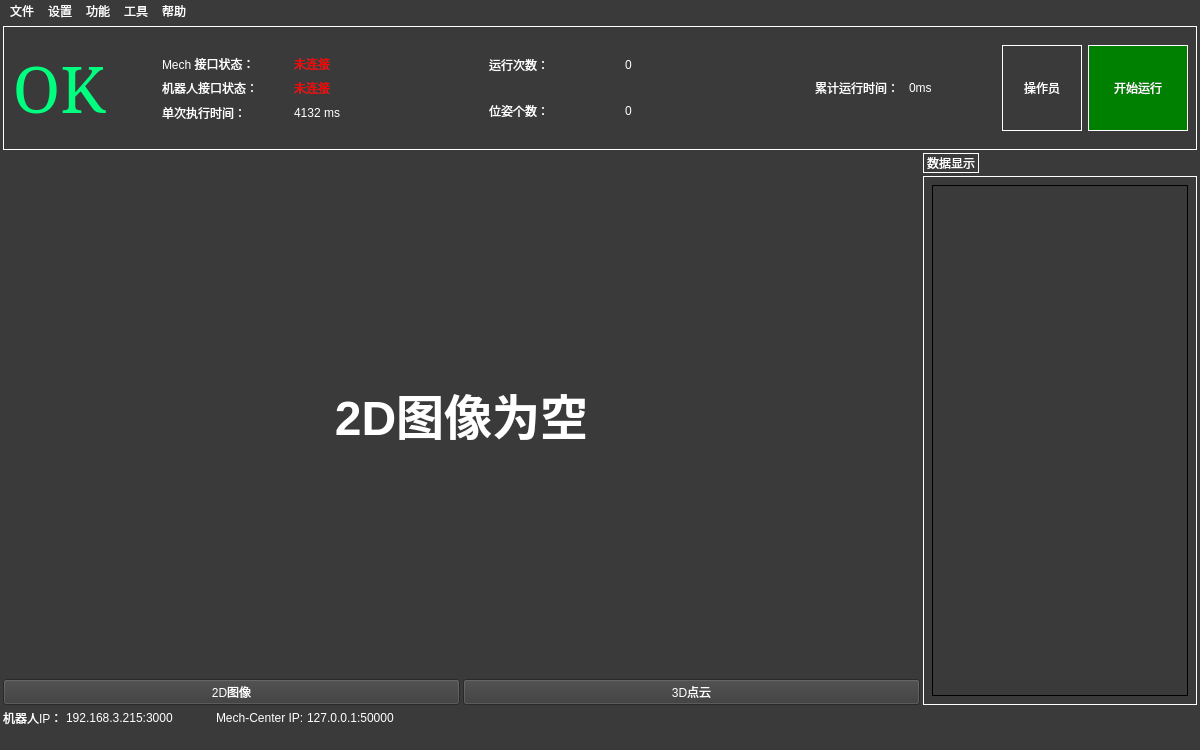
Old version of the form resource/ui/pyqt_generated/UI_MainWindow.ui in the repository Derkai52/LongerGUI.
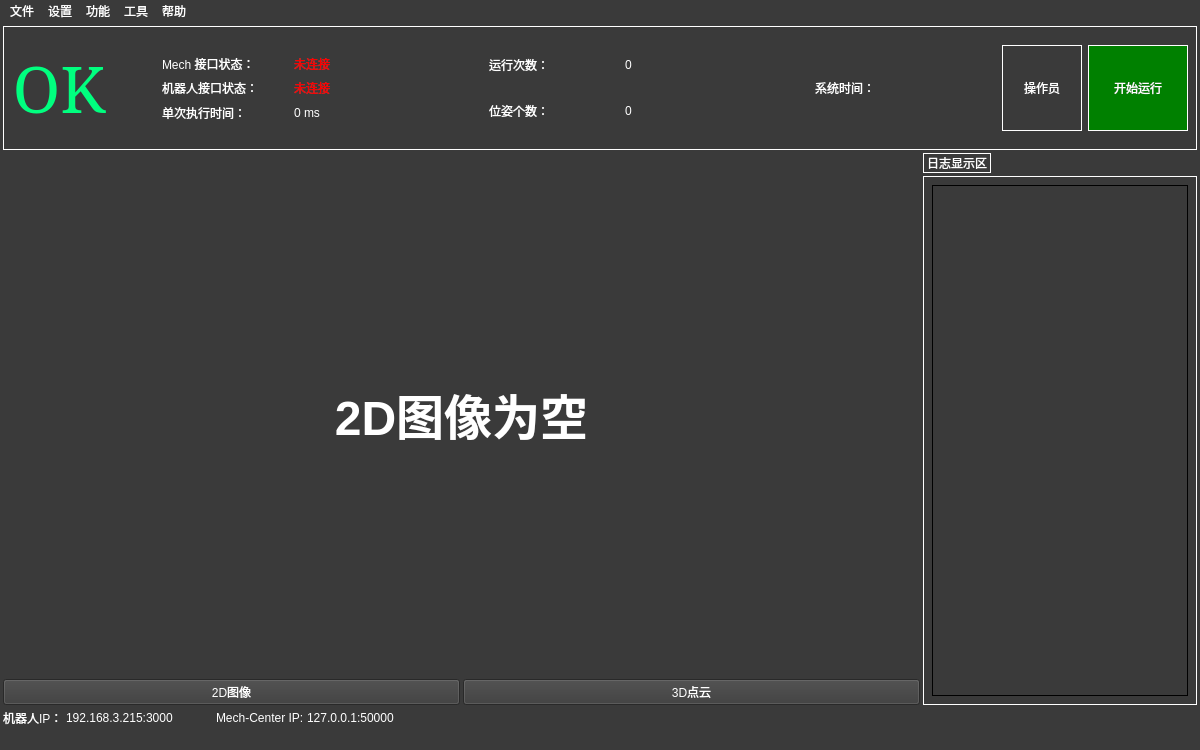
New version of the form.

The edit to the form file:
```diff
--- a/resource/ui/pyqt_generated/UI_MainWindow.ui
+++ b/resource/ui/pyqt_generated/UI_MainWindow.ui
@@ -321,7 +321,7 @@
 color: rgb(255, 255, 255);</string>
                    </property>
                    <property name="text">
-                    <string>4132 ms</string>
+                    <string>0 ms</string>
                    </property>
                   </widget>
                  </item>
@@ -442,7 +442,7 @@
 </string>
                  </property>
                  <property name="text">
-                  <string>累计运行时间：</string>
+                  <string>系统时间：</string>
                  </property>
                 </widget>
                </item>
@@ -456,7 +456,7 @@
 font: 15pt &quot;黑体&quot;;</string>
                  </property>
                  <property name="text">
-                  <string>0ms</string>
+                  <string/>
                  </property>
                 </widget>
                </item>
@@ -613,7 +613,7 @@
 </string>
           </property>
           <property name="text">
-           <string>数据显示</string>
+           <string>日志显示区</string>
           </property>
          </widget>
         </item>
```
